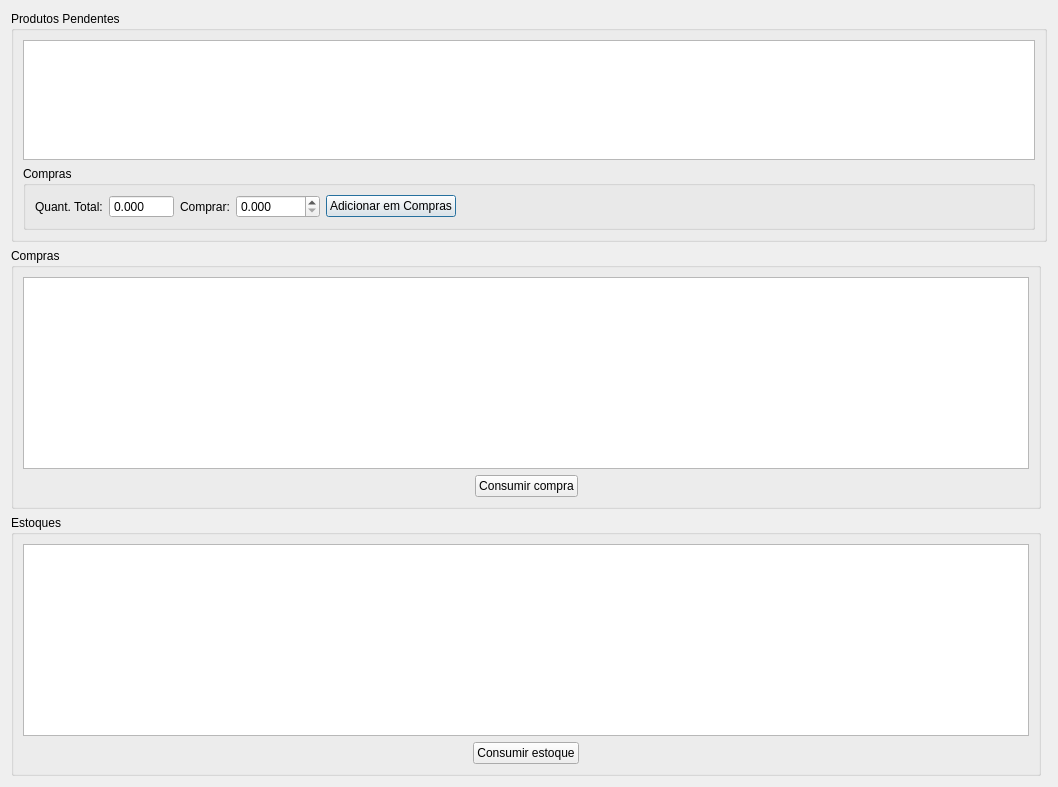
Before: the Qt Designer form ui/produtospendentes.ui in darktorres/ERP-STACCATO, drawn with Qt 5.
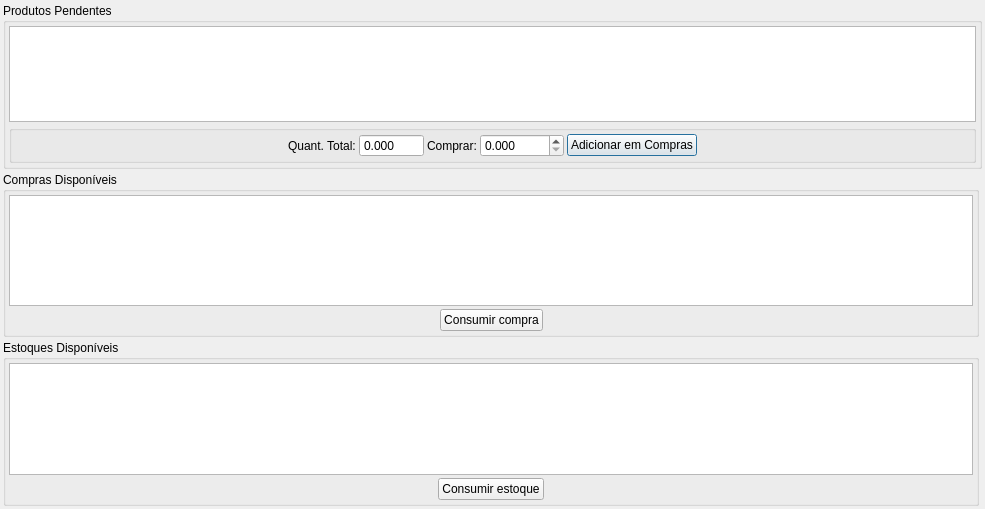
After: the same form once the commit is applied. Custom widgets are drawn as their Qt base class.

Patch:
```diff
--- a/ui/produtospendentes.ui
+++ b/ui/produtospendentes.ui
@@ -6,44 +6,99 @@
    <rect>
     <x>0</x>
     <y>0</y>
-    <width>1058</width>
-    <height>787</height>
+    <width>985</width>
+    <height>509</height>
    </rect>
   </property>
   <property name="windowTitle">
    <string>Vendas do produto</string>
   </property>
   <layout class="QGridLayout" name="gridLayout_4">
+   <property name="leftMargin">
+    <number>3</number>
+   </property>
+   <property name="topMargin">
+    <number>3</number>
+   </property>
+   <property name="rightMargin">
+    <number>3</number>
+   </property>
+   <property name="bottomMargin">
+    <number>3</number>
+   </property>
+   <property name="spacing">
+    <number>3</number>
+   </property>
    <item row="0" column="0" colspan="2">
     <widget class="QGroupBox" name="groupBox">
      <property name="title">
       <string>Produtos Pendentes</string>
      </property>
      <layout class="QGridLayout" name="gridLayout">
+      <property name="leftMargin">
+       <number>3</number>
+      </property>
+      <property name="topMargin">
+       <number>3</number>
+      </property>
+      <property name="rightMargin">
+       <number>3</number>
+      </property>
+      <property name="bottomMargin">
+       <number>3</number>
+      </property>
+      <property name="spacing">
+       <number>3</number>
+      </property>
       <item row="1" column="0">
        <widget class="QGroupBox" name="groupBox_3">
         <property name="title">
-         <string>Compras</string>
+         <string/>
         </property>
         <layout class="QGridLayout" name="gridLayout_5">
-         <item row="0" column="2">
+         <property name="leftMargin">
+          <number>3</number>
+         </property>
+         <property name="topMargin">
+          <number>3</number>
+         </property>
+         <property name="rightMargin">
+          <number>3</number>
+         </property>
+         <property name="bottomMargin">
+          <number>3</number>
+         </property>
+         <property name="spacing">
+          <number>3</number>
+         </property>
+         <item row="0" column="6">
+          <spacer name="horizontalSpacer_4">
+           <property name="orientation">
+            <enum>Qt::Horizontal</enum>
+           </property>
+           <property name="sizeHint" stdset="0">
+            <size>
+             <width>0</width>
+             <height>0</height>
+            </size>
+           </property>
+          </spacer>
+         </item>
+         <item row="0" column="3">
           <widget class="QLabel" name="labelComprar">
            <property name="text">
             <string>Comprar:</string>
            </property>
           </widget>
          </item>
-         <item row="0" column="3">
-          <widget class="QDoubleSpinBox" name="doubleSpinBoxComprar">
-           <property name="decimals">
-            <number>3</number>
-           </property>
-           <property name="maximum">
-            <double>99999.990000000005239</double>
-           </property>
-          </widget>
-         </item>
          <item row="0" column="1">
+          <widget class="QLabel" name="labelQuantTotal">
+           <property name="text">
+            <string>Quant. Total:</string>
+           </property>
+          </widget>
+         </item>
+         <item row="0" column="2">
           <widget class="QDoubleSpinBox" name="doubleSpinBoxQuantTotal">
            <property name="readOnly">
             <bool>true</bool>
@@ -63,6 +118,16 @@
           </widget>
          </item>
          <item row="0" column="4">
+          <widget class="QDoubleSpinBox" name="doubleSpinBoxComprar">
+           <property name="decimals">
+            <number>3</number>
+           </property>
+           <property name="maximum">
+            <double>99999.990000000005239</double>
+           </property>
+          </widget>
+         </item>
+         <item row="0" column="5">
           <widget class="QPushButton" name="pushButtonComprar">
            <property name="text">
             <string>Adicionar em Compras</string>
@@ -70,21 +135,14 @@
           </widget>
          </item>
          <item row="0" column="0">
-          <widget class="QLabel" name="labelQuantTotal">
-           <property name="text">
-            <string>Quant. Total:</string>
-           </property>
-          </widget>
-         </item>
-         <item row="0" column="5">
-          <spacer name="horizontalSpacer_4">
+          <spacer name="horizontalSpacer_3">
            <property name="orientation">
             <enum>Qt::Horizontal</enum>
            </property>
            <property name="sizeHint" stdset="0">
             <size>
-             <width>40</width>
-             <height>20</height>
+             <width>0</width>
+             <height>0</height>
             </size>
            </property>
           </spacer>
@@ -94,43 +152,6 @@
       </item>
       <item row="0" column="0">
        <widget class="TableView" name="tableProdutos">
-        <property name="palette">
-         <palette>
-          <active>
-           <colorrole role="Highlight">
-            <brush brushstyle="SolidPattern">
-             <color alpha="255">
-              <red>51</red>
-              <green>153</green>
-              <blue>255</blue>
-             </color>
-            </brush>
-           </colorrole>
-          </active>
-          <inactive>
-           <colorrole role="Highlight">
-            <brush brushstyle="SolidPattern">
-             <color alpha="255">
-              <red>51</red>
-              <green>153</green>
-              <blue>255</blue>
-             </color>
-            </brush>
-           </colorrole>
-          </inactive>
-          <disabled>
-           <colorrole role="Highlight">
-            <brush brushstyle="SolidPattern">
-             <color alpha="255">
-              <red>51</red>
-              <green>153</green>
-              <blue>255</blue>
-             </color>
-            </brush>
-           </colorrole>
-          </disabled>
-         </palette>
-        </property>
         <property name="mouseTracking">
          <bool>true</bool>
         </property>
@@ -157,9 +178,24 @@
    <item row="2" column="0">
     <widget class="QGroupBox" name="groupBox_2">
      <property name="title">
-      <string>Estoques</string>
+      <string>Estoques Disponíveis</string>
      </property>
      <layout class="QGridLayout" name="gridLayout_2">
+      <property name="leftMargin">
+       <number>3</number>
+      </property>
+      <property name="topMargin">
+       <number>3</number>
+      </property>
+      <property name="rightMargin">
+       <number>3</number>
+      </property>
+      <property name="bottomMargin">
+       <number>3</number>
+      </property>
+      <property name="spacing">
+       <number>3</number>
+      </property>
       <item row="1" column="1">
        <widget class="QPushButton" name="pushButtonConsumirEstoque">
         <property name="enabled">
@@ -177,8 +213,8 @@
         </property>
         <property name="sizeHint" stdset="0">
          <size>
-          <width>40</width>
-          <height>20</height>
+          <width>0</width>
+          <height>0</height>
          </size>
         </property>
        </spacer>
@@ -190,8 +226,8 @@
         </property>
         <property name="sizeHint" stdset="0">
          <size>
-          <width>40</width>
-          <height>20</height>
+          <width>0</width>
+          <height>0</height>
          </size>
         </property>
        </spacer>
@@ -238,6 +274,9 @@
         <property name="mouseTracking">
          <bool>true</bool>
         </property>
+        <property name="sizeAdjustPolicy">
+         <enum>QAbstractScrollArea::AdjustToContents</enum>
+        </property>
         <property name="editTriggers">
          <set>QAbstractItemView::NoEditTriggers</set>
         </property>
@@ -247,6 +286,9 @@
         <property name="selectionBehavior">
          <enum>QAbstractItemView::SelectRows</enum>
         </property>
+        <property name="sortingEnabled">
+         <bool>true</bool>
+        </property>
        </widget>
       </item>
      </layout>
@@ -255,9 +297,24 @@
    <item row="1" column="0">
     <widget class="QGroupBox" name="groupBox_4">
      <property name="title">
-      <string>Compras</string>
+      <string>Compras Disponíveis</string>
      </property>
      <layout class="QGridLayout" name="gridLayout_3">
+      <property name="leftMargin">
+       <number>3</number>
+      </property>
+      <property name="topMargin">
+       <number>3</number>
+      </property>
+      <property name="rightMargin">
+       <number>3</number>
+      </property>
+      <property name="bottomMargin">
+       <number>3</number>
+      </property>
+      <property name="spacing">
+       <number>3</number>
+      </property>
       <item row="1" column="1">
        <widget class="QPushButton" name="pushButtonConsumirCompra">
         <property name="enabled">
@@ -275,21 +332,8 @@
         </property>
         <property name="sizeHint" stdset="0">
          <size>
-          <width>40</width>
-          <height>20</height>
-         </size>
-        </property>
-       </spacer>
-      </item>
-      <item row="1" column="0">
-       <spacer name="horizontalSpacer_2">
-        <property name="orientation">
-         <enum>Qt::Horizontal</enum>
-        </property>
-        <property name="sizeHint" stdset="0">
-         <size>
-          <width>40</width>
-          <height>20</height>
+          <width>0</width>
+          <height>0</height>
          </size>
         </property>
        </spacer>
@@ -336,6 +380,9 @@
         <property name="mouseTracking">
          <bool>true</bool>
         </property>
+        <property name="sizeAdjustPolicy">
+         <enum>QAbstractScrollArea::AdjustToContents</enum>
+        </property>
         <property name="editTriggers">
          <set>QAbstractItemView::NoEditTriggers</set>
         </property>
@@ -345,8 +392,24 @@
         <property name="selectionBehavior">
          <enum>QAbstractItemView::SelectRows</enum>
         </property>
+        <property name="sortingEnabled">
+         <bool>true</bool>
+        </property>
        </widget>
       </item>
+      <item row="1" column="0">
+       <spacer name="horizontalSpacer_2">
+        <property name="orientation">
+         <enum>Qt::Horizontal</enum>
+        </property>
+        <property name="sizeHint" stdset="0">
+         <size>
+          <width>0</width>
+          <height>0</height>
+         </size>
+        </property>
+       </spacer>
+      </item>
      </layout>
     </widget>
    </item>
```
Left out of the diff: 3 changed lines with no effect on the pictures.
